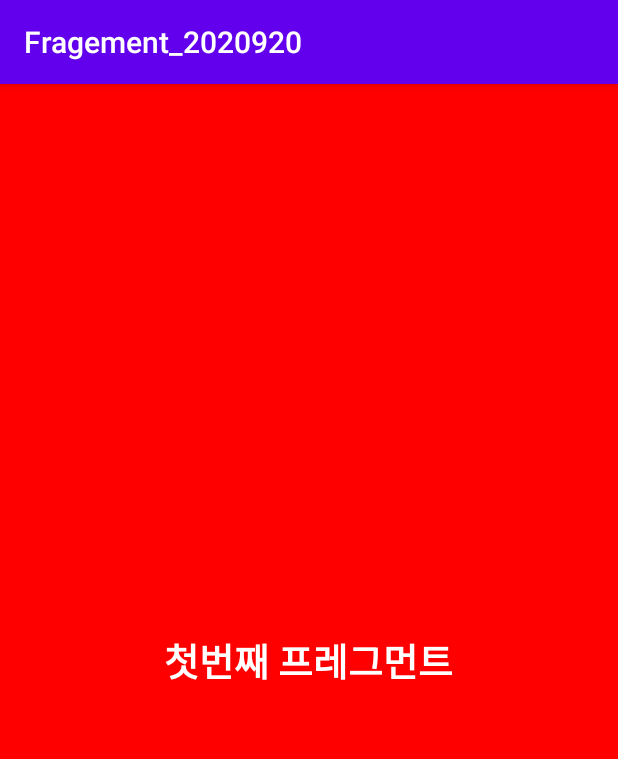
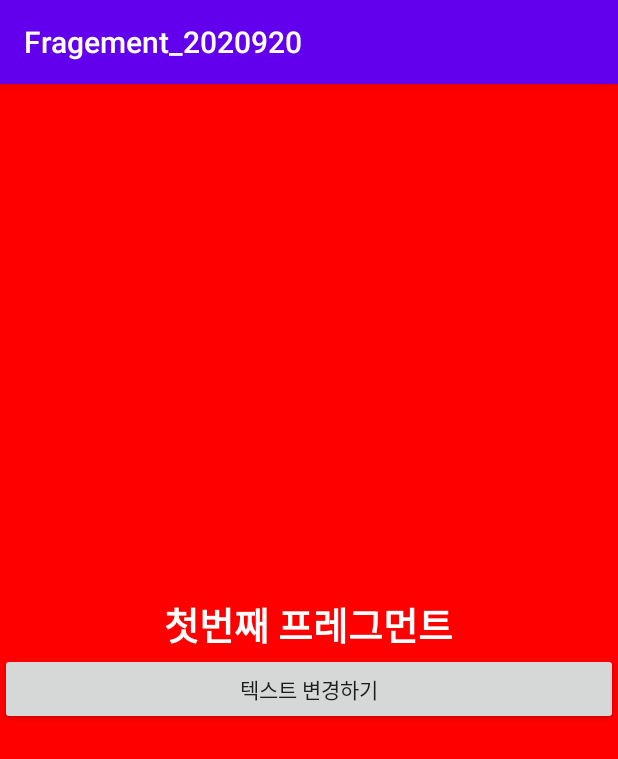
Before and after one commit to jumprope123/Fragement_2020920, an Android app: the fragment FirstFragment shown on its own in the app's theme, on a phone screen of 412 x 824 dp. Shown: the top 759 px of the screen. Run offline under Robolectric (Android 15) with nearby library versions, the phone set to English and light mode, and no system bars.

```diff
--- a/app/src/main/java/kr/co/tjoeun/fragement_2020920/Fragements/FirstFragment.kt
+++ b/app/src/main/java/kr/co/tjoeun/fragement_2020920/Fragements/FirstFragment.kt
@@ -5,6 +5,7 @@ import android.view.LayoutInflater
 import android.view.View
 import android.view.ViewGroup
 import androidx.fragment.app.Fragment
+import kotlinx.android.synthetic.main.fragement_first.*
 import kr.co.tjoeun.fragement_2020920.R
 
 class FirstFragment : Fragment() {
@@ -17,4 +18,15 @@ class FirstFragment : Fragment() {
         return inflater.inflate(R.layout.fragement_first, container, false)
     }
 
+    override fun onActivityCreated(savedInstanceState: Bundle?) {
+        super.onActivityCreated(savedInstanceState)
+
+        changeTextBtn.setOnClickListener {
+
+            firstTxt.text = "버튼이 눌림"
+
+        }
+
+    }
+
 }
--- a/app/src/main/res/layout/fragement_first.xml
+++ b/app/src/main/res/layout/fragement_first.xml
@@ -7,6 +7,7 @@
     android:background="#FF0000">
 
     <TextView
+        android:id="@+id/firstTxt"
         android:layout_width="wrap_content"
         android:layout_height="wrap_content"
         android:textSize="25sp"
@@ -14,4 +15,10 @@
         android:text="첫번째 프레그먼트"
         android:textStyle="bold"/>
 
+    <Button
+        android:id="@+id/changeTextBtn"
+        android:layout_width="match_parent"
+        android:layout_height="wrap_content"
+        android:text="텍스트 변경하기"/>
+
 </LinearLayout>
```
